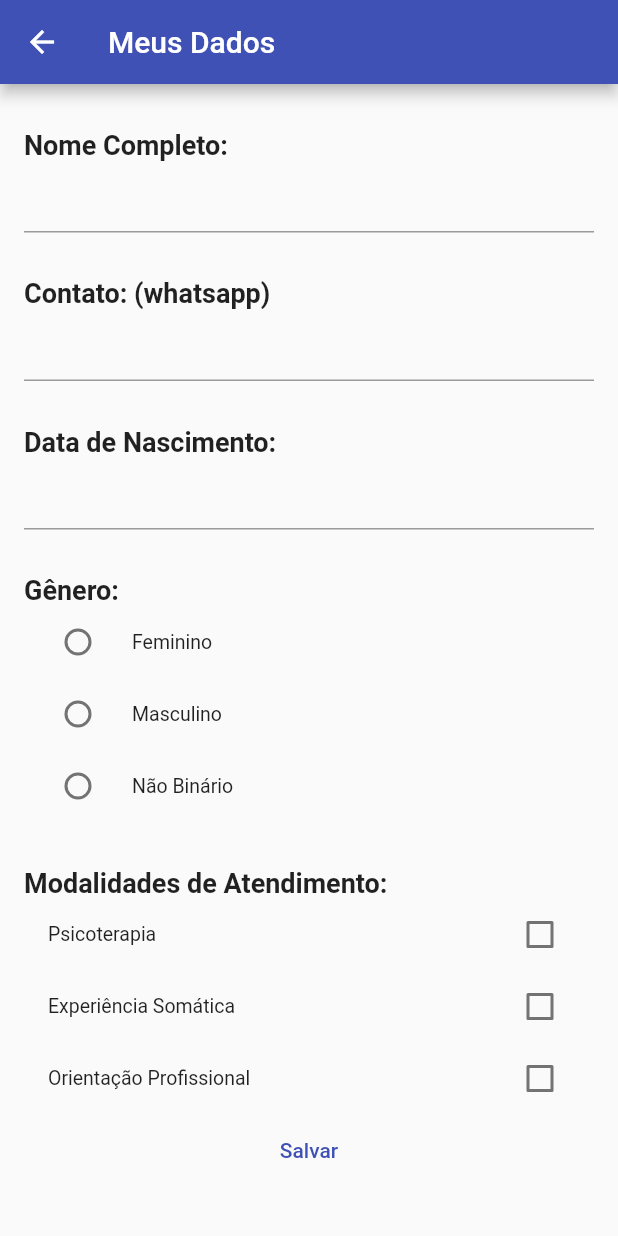
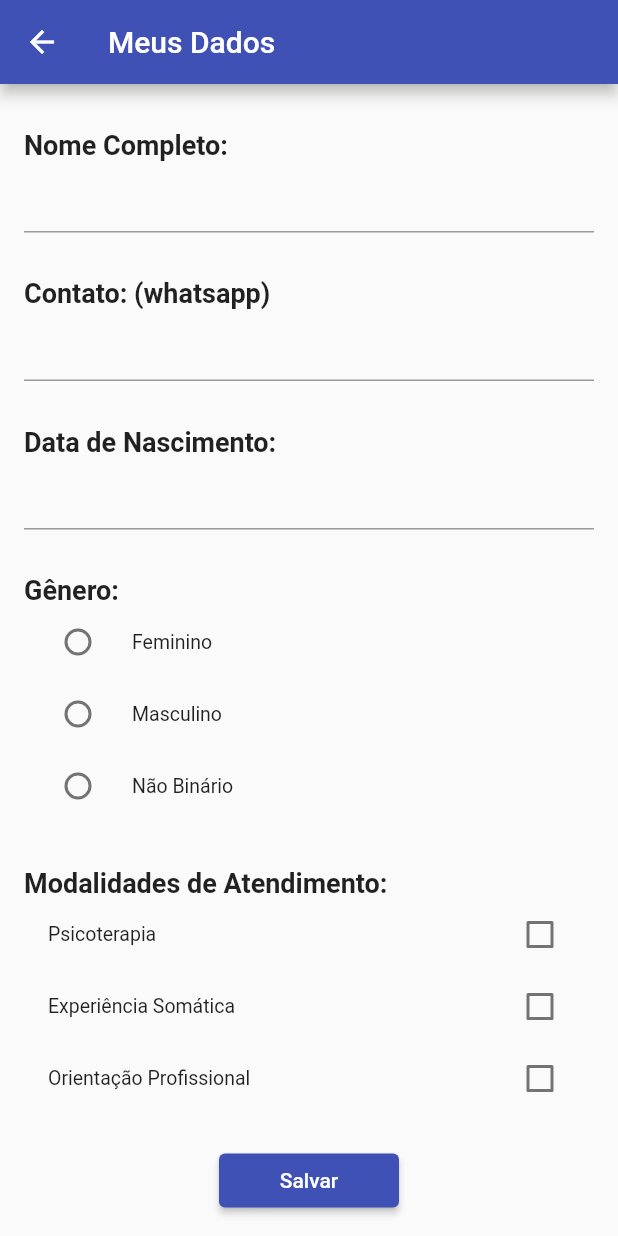
Before and after one commit to SamaraNinahuaman/MovimentosdaPsiqueAPP, a Flutter app: the MainPage screen opened by its route, in the side drawer, after a tap on "Dados Cadastrais", on a phone screen of 412 x 824 dp. Run offline on Flutter 3.47's test engine with Material 2 defaults, Android fonts, the phone set to English and light mode, and no system bars; our stand-ins replace shared_preferences; accounts and stored records are empty; network calls fail.

Commit message:
Permanencia de dados locais e pag configurações

```diff
--- a/lib/my_app.dart
+++ b/lib/my_app.dart
@@ -1,5 +1,6 @@
 import 'package:flutter/material.dart';
 import 'package:myfirstapp/pages/blog_main.dart';
+import 'package:myfirstapp/pages/configuracoes_page.dart';
 import 'package:myfirstapp/pages/login_page.dart';
 import 'package:myfirstapp/pages/main_page.dart';
 import 'package:myfirstapp/pages/pagina1.dart';
@@ -24,6 +25,7 @@ class MyApp extends StatelessWidget {
         kPAGINA2: (context) => const Pagina2Page(),
         kPAGINA1: (context) => const Pagina1Page(),
         kPAGINA3: (context) => const Pagina3Page(),
+        kCONFIGURACOES: (context) => const ConfiguracoesPage(),
       },
       debugShowCheckedModeBanner: false,
       theme: ThemeData(primarySwatch: Colors.indigo),
--- a/lib/pages/dados_cadastrais.dart
+++ b/lib/pages/dados_cadastrais.dart
@@ -1,5 +1,6 @@
 import 'package:flutter/material.dart';
 import 'package:myfirstapp/repositories/genero_repository.dart';
+import 'package:shared_preferences/shared_preferences.dart';
 
 import '../repositories/modalidades_repository.dart';
 import '../shared/widgets/text_label.dart';
@@ -12,16 +13,28 @@ class DadosCadastrais extends StatefulWidget {
 }
 
 class _DadosCadastraisState extends State<DadosCadastrais> {
-  var nomeController = TextEditingController(text: "");
-  var contatoController = TextEditingController(text: "");
-  var dataNascimentoController = TextEditingController(text: "");
+  late String? nome;
+  late String? contato;
   DateTime? dataNascimento;
-  var generoRepository = GeneroRepository();
-  var modalidadesRepository = ModalidadesRepository();
-  var modalidadesSelecionadas = [];
+
+  final nomeController = TextEditingController(text: "");
+  final contatoController = TextEditingController(text: "");
+  final dataNascimentoController = TextEditingController(text: "");
+  final generoRepository = GeneroRepository();
+  final modalidadesRepository = ModalidadesRepository();
+  List<String> modalidadesSelecionadas = [];
   var genero = [];
   var modalidades = [];
   var generoSelecionado = "";
+  late SharedPreferences storage;
+  final String CHAVE_DADOS_CADASTRAIS_NOME = "CHAVE_DADOS_CADASTRAIS_NOME";
+  final String CHAVE_DADOS_CADASTRAIS_CONTATO =
+      "CHAVE_DADOS_CADASTRAIS_CONTATO";
+  final String CHAVE_DADOS_CADASTRAIS_DATANASCIMENTO =
+      "CHAVE_DADOS_CADASTRAIS_DATANASCIMENTO";
+  final String CHAVE_DADOS_CADASTRAIS_GENERO = "CHAVE_DADOS_CADASTRAIS_GENERO";
+  final String CHAVE_DADOS_CADASTRAIS_MODALIDADEATENDIMENTO =
+      "CHAVE_DADOS_CADASTRAIS_MODALIDADEATENDIMENTO";
 
   bool salvando = false;
 
@@ -30,6 +43,24 @@ class _DadosCadastraisState extends State<DadosCadastrais> {
     genero = generoRepository.retornaGenero();
     modalidades = modalidadesRepository.retornaModalidades();
     super.initState();
+    carregarDados();
+  }
+
+  carregarDados() async {
+    storage = await SharedPreferences.getInstance();
+    setState(() {
+      nomeController.text =
+          storage.getString(CHAVE_DADOS_CADASTRAIS_NOME) ?? "";
+      contatoController.text =
+          storage.getString(CHAVE_DADOS_CADASTRAIS_CONTATO) ?? "";
+      dataNascimentoController.text =
+          storage.getString(CHAVE_DADOS_CADASTRAIS_DATANASCIMENTO) ?? "";
+      generoSelecionado =
+          storage.getString(CHAVE_DADOS_CADASTRAIS_GENERO) ?? "";
+      modalidadesSelecionadas =
+          storage.getStringList(CHAVE_DADOS_CADASTRAIS_MODALIDADEATENDIMENTO) ??
+              <String>[];
+    });
   }
 
   @override
@@ -109,8 +140,13 @@ class _DadosCadastraisState extends State<DadosCadastrais> {
                         )
                         .toList(),
                   ),
-                  TextButton(
-                    onPressed: () {
+                  Padding(
+                    padding: const EdgeInsets.symmetric(
+                        vertical: 20, horizontal: 130),
+                    child: ElevatedButton(
+                      onPressed: () async {
+                        FocusManager.instance.primaryFocus?.unfocus();
+
                         setState(() {
                           salvando = false;
                         });
@@ -158,7 +194,18 @@ class _DadosCadastraisState extends State<DadosCadastrais> {
                           );
                           return;
                         }
-
+                        await storage.setString(
+                            CHAVE_DADOS_CADASTRAIS_NOME, nomeController.text);
+                        await storage.setString(CHAVE_DADOS_CADASTRAIS_CONTATO,
+                            contatoController.text);
+                        await storage.setString(
+                            CHAVE_DADOS_CADASTRAIS_DATANASCIMENTO,
+                            dataNascimentoController.text);
+                        await storage.setString(
+                            CHAVE_DADOS_CADASTRAIS_GENERO, generoSelecionado);
+                        await storage.setStringList(
+                            CHAVE_DADOS_CADASTRAIS_MODALIDADEATENDIMENTO,
+                            modalidadesSelecionadas);
                         setState(() {
                           salvando = true;
                         });
@@ -173,6 +220,7 @@ class _DadosCadastraisState extends State<DadosCadastrais> {
                       },
                       child: const Text("Salvar"),
                     ),
+                  ),
                 ],
               ),
       ),
--- a/lib/shared/widgets/custom_drawer.dart
+++ b/lib/shared/widgets/custom_drawer.dart
@@ -1,4 +1,5 @@
 import 'package:flutter/material.dart';
+import 'package:myfirstapp/pages/configuracoes_page.dart';
 import 'package:myfirstapp/pages/dados_cadastrais.dart';
 import 'package:myfirstapp/tools/myroutes.dart';
 
@@ -8,6 +9,7 @@ class CustomDrawer extends StatelessWidget {
   @override
   Widget build(BuildContext context) {
     return Drawer(
+      child: SingleChildScrollView(
         child: Column(
           crossAxisAlignment: CrossAxisAlignment.start,
           children: [
@@ -56,7 +58,8 @@ class CustomDrawer extends StatelessWidget {
             ),
             InkWell(
               child: Padding(
-              padding: const EdgeInsets.symmetric(vertical: 10, horizontal: 10),
+                padding:
+                    const EdgeInsets.symmetric(vertical: 10, horizontal: 10),
                 child: Container(
                     padding: const EdgeInsets.symmetric(vertical: 5),
                     width: double.infinity,
@@ -87,7 +90,8 @@ class CustomDrawer extends StatelessWidget {
             ),
             InkWell(
               child: Padding(
-              padding: const EdgeInsets.symmetric(vertical: 10, horizontal: 10),
+                padding:
+                    const EdgeInsets.symmetric(vertical: 10, horizontal: 10),
                 child: Container(
                     padding: const EdgeInsets.symmetric(vertical: 5),
                     width: double.infinity,
@@ -190,6 +194,35 @@ class CustomDrawer extends StatelessWidget {
                   width: double.infinity,
                   child: const Row(
                     children: [
+                      Icon(Icons.settings),
+                      SizedBox(
+                        width: 5,
+                      ),
+                      Text("Configurações"),
+                    ],
+                  )),
+              onTap: () {
+                Navigator.pop(context);
+                Navigator.push(
+                    context,
+                    MaterialPageRoute(
+                        builder: (bc) => const ConfiguracoesPage()));
+              },
+            ),
+            const SizedBox(
+              height: 10,
+            ),
+            const Divider(),
+            const SizedBox(
+              height: 10,
+            ),
+            InkWell(
+              child: Container(
+                  padding:
+                      const EdgeInsets.symmetric(vertical: 10, horizontal: 10),
+                  width: double.infinity,
+                  child: const Row(
+                    children: [
                       Icon(Icons.exit_to_app),
                       SizedBox(
                         width: 5,
@@ -231,6 +264,7 @@ class CustomDrawer extends StatelessWidget {
             ),
           ],
         ),
+      ),
     );
   }
 }
--- a/lib/tools/myroutes.dart
+++ b/lib/tools/myroutes.dart
@@ -7,6 +7,7 @@ const String kSALAATENDIMENTO = "/sala_atendimento";
 const String kPAGINA2 = "/pagina2";
 const String kPAGINA1 = "/pagina1";
 const String kPAGINA3 = "/pagina3";
+const String kCONFIGURACOES = "/configuracoes_page";
 
 class AuthenticatorHelper {
   static const userAuthenticator = <String, String>{
--- a/pubspec.yaml
+++ b/pubspec.yaml
@@ -30,12 +30,12 @@ environment:
 dependencies:
   flutter:
     sdk: flutter
-  # flutter_inappwebview: ^5.3.2
 
   # The following adds the Cupertino Icons font to your application.
   # Use with the CupertinoIcons class for iOS style icons.
   cupertino_icons: ^1.0.2
   google_fonts: ^5.1.0
+  shared_preferences: ^2.2.0
 
 dev_dependencies:
   flutter_test:
```
Also changed, not shown: lib/pages/configuracoes_page.dart (added, +87 -0 lines), lib/pages/numeros_aleatorios_page.dart (added, +63 -0 lines), lib/pages/sala_atendimento.dart (+6 -1 lines), pubspec.lock, 1 other file. Lines whose indentation alone changed are shown as unchanged.
